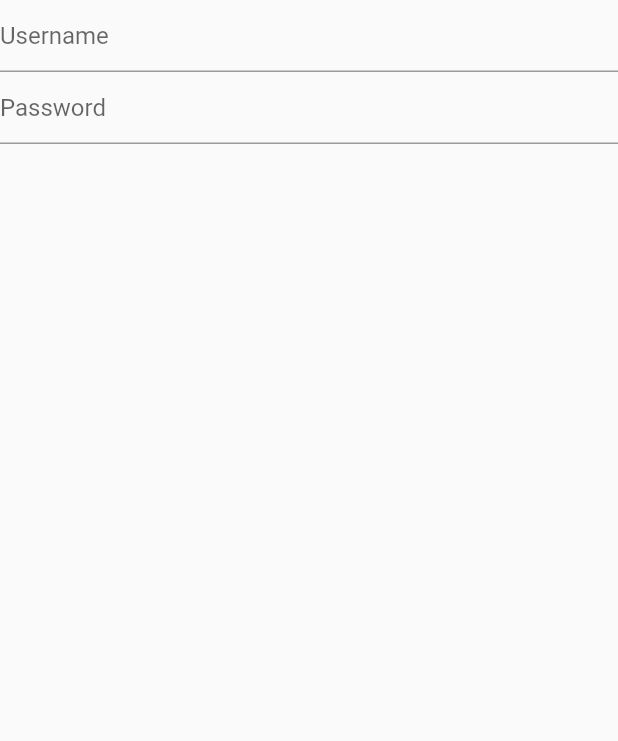
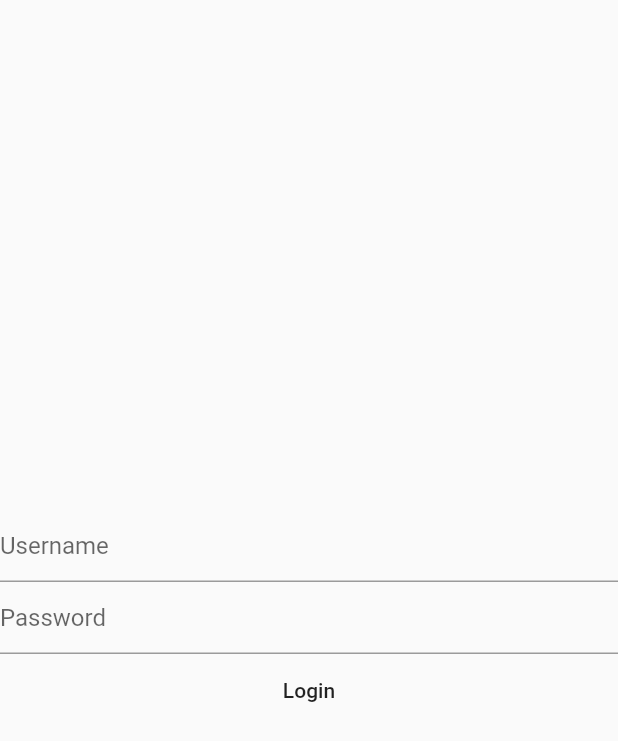
Before and after one commit to DominikVesely/NC_Monitoring_Flutter, a Flutter app: the screen it shows after launch, on a phone screen of 412 x 824 dp. Shown: the top 741 px of the screen. Run offline on Flutter 3.47's test engine with Material 2 defaults, Android fonts, the phone set to English and light mode, and no system bars; our stand-ins replace fluro; statements that could not run were skipped.

Commit message:
ncButton, ncTextField

```diff
--- /dev/null
+++ b/lib/common/widgets/ncButton.dart
@@ -0,0 +1,8 @@
+import 'package:flutter/material.dart';
+
+Widget ncButton(String buttonText, {@required VoidCallback onPressed}) {
+  return FlatButton(
+    child: Text(buttonText),
+    onPressed: onPressed,
+  );
+}
--- a/lib/common/widgets/ncTextField.dart
+++ b/lib/common/widgets/ncTextField.dart
@@ -1,6 +1,6 @@
 import 'package:flutter/material.dart';
 
-Widget buildTextField({String hintText, bool obscureText = false}) {
+Widget ncTextField(String hintText, {bool obscureText = false}) {
   return TextField(
     decoration: InputDecoration(hintText: hintText),
     obscureText: obscureText,
--- a/lib/ui/loginScreen.dart
+++ b/lib/ui/loginScreen.dart
@@ -1,20 +1,26 @@
 import 'package:app/common/platform/platformScaffold.dart';
+import 'package:app/common/widgets/ncButton.dart';
 import 'package:app/common/widgets/ncTextField.dart';
 import 'package:flutter/material.dart';
 
 class LoginScreen extends StatelessWidget {
+
+  final onLogin = () => {
+
+  };
+
   @override
   Widget build(BuildContext context) {
     return PlatformScaffold(
-      body: Expanded(
-        child: Center(
+      body: Container(
           child: Column(
+            mainAxisAlignment: MainAxisAlignment.center,
             children: <Widget>[
-              buildTextField(hintText: 'Username'),
-              buildTextField(hintText: 'Password', obscureText: true),
+              ncTextField('Username'),
+              ncTextField('Password', obscureText: true),
+              ncButton('Login', onPressed: onLogin),
             ],
           ),
-        ),
       ),
     );
   }
```
Also changed, not shown: 2 other files.
